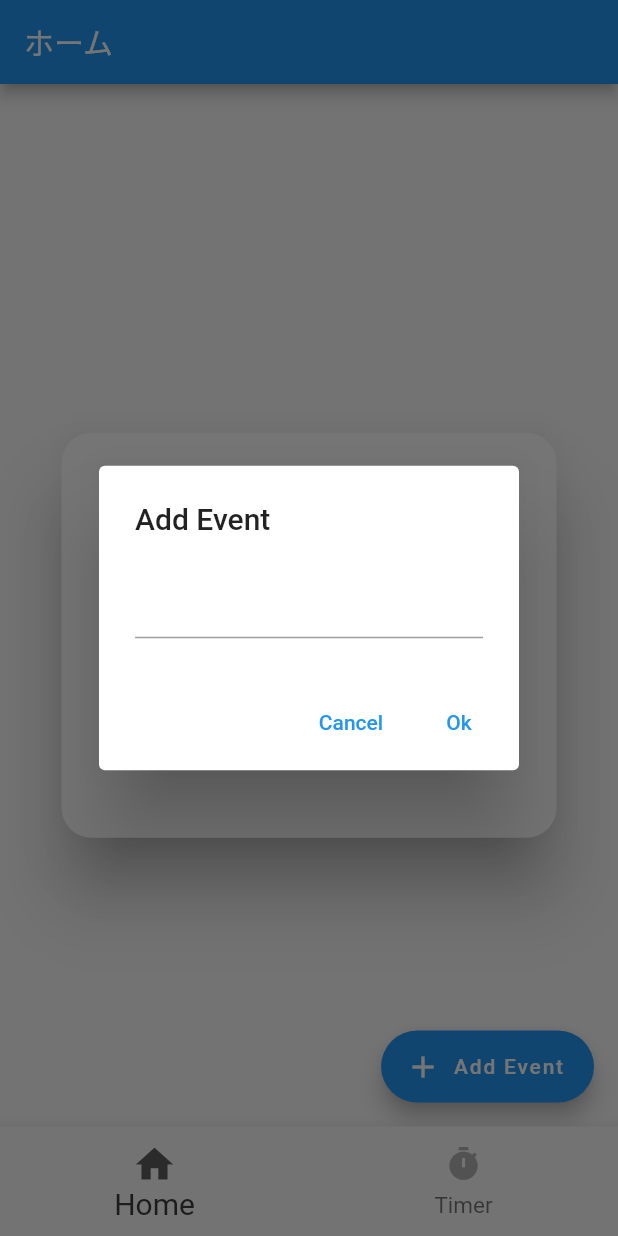
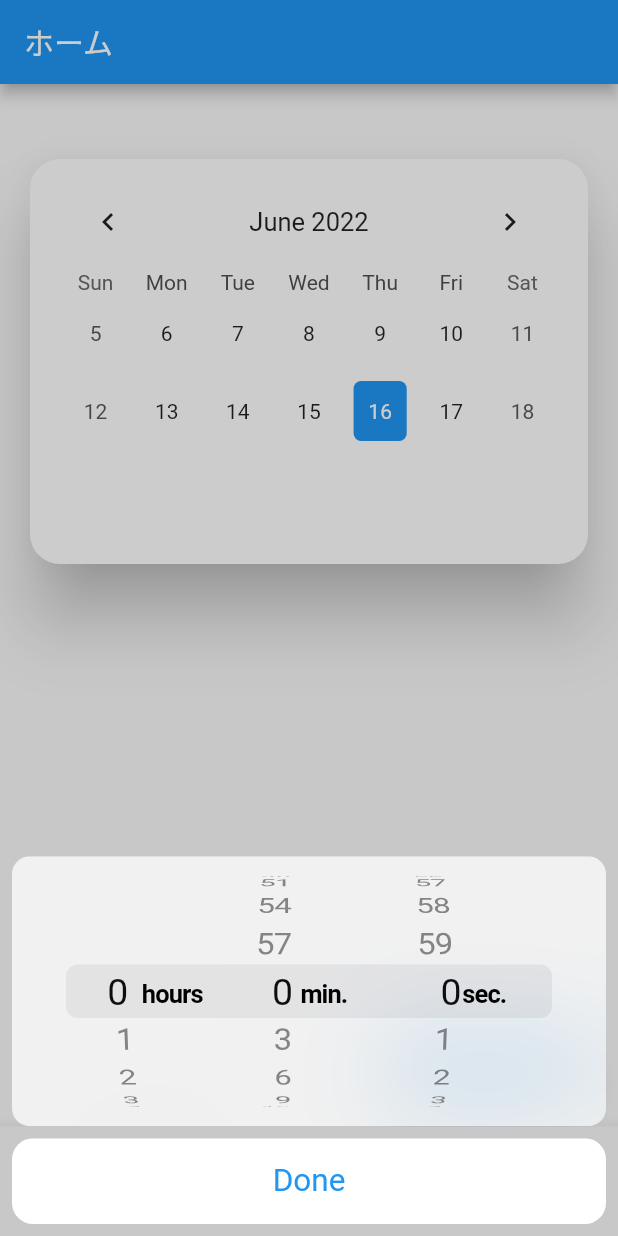
Before and after one commit to Mimimi-d/my-first-app, a Flutter app: the screen it shows after launch, after a tap on "Add Event", on a phone screen of 412 x 824 dp. Run offline on Flutter 3.47's test engine with Material 2 defaults, Android fonts, the phone set to English and light mode, and no system bars; drawn by our look-alikes of table_calendar; our stand-ins replace cloud_firestore, firebase_auth, firebase_core, flutter_riverpod; missing offline and left inert: flutter_ringtone_player; accounts and stored records are empty.

Commit message:
create CupertinoTimerPicker pop

```diff
--- a/lib/ui/calendar/calendar_card.dart
+++ b/lib/ui/calendar/calendar_card.dart
@@ -1,9 +1,12 @@
 import 'dart:collection';
 
+import 'package:flutter/cupertino.dart';
 import 'package:flutter/material.dart';
+import 'package:my_first_app/ui/calendar/show_time_picker.dart';
 import 'package:table_calendar/table_calendar.dart';
 import 'package:intl/date_symbol_data_local.dart';
 
+import '../utils.dart';
 import 'event.dart';
 
 import 'package:flutter/material.dart';
@@ -19,9 +22,7 @@ class _CalendarState extends State<Calendar> {
   CalendarFormat format = CalendarFormat.twoWeeks;
   DateTime selectedDay = DateTime.now();
   DateTime focusedDay = DateTime.now();
-
-  TextEditingController _eventController = TextEditingController();
-
+  Duration duration = const Duration(hours: 0, minutes: 0);
   @override
   void initState() {
     selectedEvents = {};
@@ -34,19 +35,26 @@ class _CalendarState extends State<Calendar> {
 
   @override
   void dispose() {
-    _eventController.dispose();
+    // _eventController.dispose();
     super.dispose();
+  }
+
+  String formatDuration(Duration duration) {
+    String twoDigits(int n) => n.toString().padLeft(2, '0');
+    final hours = twoDigits(duration.inHours);
+    final minutes = twoDigits(duration.inMinutes.remainder(60));
+    final seconds = twoDigits(duration.inSeconds.remainder(60));
+
+    return '$hours:$minutes:$seconds';
   }
 
   @override
   Widget build(BuildContext context) {
     return Scaffold(
-      body: Center(
-        child: SizedBox(
-          height: 310,
-          width: 350,
+      body: SizedBox(
+        height: 320,
         child: Card(
-            margin: const EdgeInsets.only(top: 40, left: 10, right: 10),
+          margin: const EdgeInsets.only(top: 50, left: 20, right: 20),
           elevation: 20.0,
           shape: RoundedRectangleBorder(
             borderRadius: BorderRadius.circular(20),
@@ -70,7 +78,7 @@ class _CalendarState extends State<Calendar> {
                       selectedDay = selectDay;
                       focusedDay = focusDay;
                     });
-                      print(focusedDay);
+                    // print(focusedDay);
                   },
                   selectedDayPredicate: (DateTime date) {
                     return isSameDay(selectedDay, date);
@@ -119,50 +127,77 @@ class _CalendarState extends State<Calendar> {
           ),
         ),
       ),
-      ),
       floatingActionButton: FloatingActionButton.extended(
-        onPressed: () => showDialog(
-          context: context,
-          builder: (context) => AlertDialog(
-            title: Text("Add Event"),
-            content: TextFormField(
-              controller: _eventController,
-            ),
-            actions: [
-              TextButton(
-                child: Text("Cancel"),
-                onPressed: () => Navigator.pop(context),
-              ),
-              TextButton(
-                child: Text("Ok"),
         onPressed: () {
-                  if (_eventController.text.isEmpty) {
-                  } else {
-                    if (selectedEvents[selectedDay] != null) {
-                      selectedEvents[selectedDay]?.add(
-                        Event(title: _eventController.text),
+          Utils.showSheet(
+            context,
+            child: buildTimePicker(),
+            onClicked: () {
+              selectedEvents[selectedDay] = [Event(recordTime: duration)];
+
+              Navigator.pop(context);
+            },
           );
-                    } else {
-                      selectedEvents[selectedDay] = [
-                        Event(title: _eventController.text)
-                      ];
-                    }
-                  }
-                  Navigator.pop(context);
-                  _eventController.clear();
-                  setState(() {});
-                  return;
         },
-              ),
-            ],
-          ),
-        ),
         label: Text("Add Event"),
         icon: Icon(Icons.add),
       ),
+      // floatingActionButton: FloatingActionButton.extended(
+      //   onPressed: () => showDialog(
+      //     context: context,
+      //     builder: (context) => AlertDialog(
+      //       title: Text("Add Event"),
+      //       content: TextFormField(
+      //         controller: _eventController,
+      //       ),
+      //       actions: [
+      //         TextButton(
+      //           child: Text("Cancel"),
+      //           onPressed: () => Navigator.pop(context),
+      //         ),
+      //         TextButton(
+      //           child: Text("Ok"),
+      //           onPressed: () {
+      //             if (_eventController.text.isEmpty) {
+      //             } else {
+      //               if (selectedEvents[selectedDay] != null) {
+      //                 selectedEvents[selectedDay]?.add(
+      //                   Event(title: _eventController.text),
+      //                 );
+      //               } else {
+      //                 selectedEvents[selectedDay] = [
+      //                   Event(title: _eventController.text)
+      //                 ];
+      //               }
+      //             }
+      //             Navigator.pop(context);
+      //             _eventController.clear();
+      //             setState(() {});
+      //             return;
+      //           },
+      //         ),
+      //       ],
+      //     ),
+      //   ),
+      //   label: Text("Add Event"),
+      //   icon: Icon(Icons.add),
+      // ),
     );
   }
+
+  Widget buildTimePicker() => SizedBox(
+        height: 180,
+        child: CupertinoTimerPicker(
+          initialTimerDuration: duration,
+          mode: CupertinoTimerPickerMode.hms,
+          minuteInterval: 3,
+          secondInterval: 1,
+          onTimerDurationChanged: (duration) =>
+              setState(() => this.duration = duration),
+        ),
+      );
 }
+
 
 //     return Center(
 //       child: SizedBox(
--- a/lib/ui/calendar/calendar_card_copy.dart
+++ /dev/null
@@ -1,113 +0,0 @@
-import 'dart:collection';
-
-import 'package:flutter/material.dart';
-import 'package:table_calendar/table_calendar.dart';
-
-class CalendarScreen extends StatefulWidget {
-  @override
-  _CalendarScreenState createState() => _CalendarScreenState();
-}
-
-class _CalendarScreenState extends State<CalendarScreen> {
-  CalendarFormat _calendarFormat = CalendarFormat.month;
-  DateTime _focusedDay = DateTime.now();
-  DateTime? _selectedDay;
-  Map<DateTime, List> _eventsList = {};
-  int getHashCode(DateTime key) {
-    return key.day * 1000000 + key.month * 10000 + key.year;
-  }
-
-  @override
-  void initState() {
-    super.initState();
-    _selectedDay = _focusedDay;
-    _eventsList = {
-      DateTime.now().subtract(Duration(days: 2)): ['Event A6', 'Event B6'],
-      DateTime.now(): ['Event A7', 'Event B7', 'Event C7', 'Event D7'],
-      DateTime.now().add(Duration(days: 1)): [
-        'Event A8',
-        'Event B8',
-        'Event C8',
-        'Event D8'
-      ],
-      DateTime.now().add(Duration(days: 3)):
-          Set.from(['Event A9', 'Event A9', 'Event B9']).toList(),
-      DateTime.now().add(Duration(days: 7)): [
-        'Event A10',
-        'Event B10',
-        'Event C10'
-      ],
-      DateTime.now().add(Duration(days: 11)): ['Event A11', 'Event B11'],
-      DateTime.now().add(Duration(days: 17)): [
-        'Event A12',
-        'Event B12',
-        'Event C12',
-        'Event D12'
-      ],
-      DateTime.now().add(Duration(days: 22)): ['Event A13', 'Event B13'],
-      DateTime.now().add(Duration(days: 26)): [
-        'Event A14',
-        'Event B14',
-        'Event C14'
-      ],
-    };
-  }
-
-  @override
-  Widget build(BuildContext context) {
-    final _events = LinkedHashMap<DateTime, List>(
-      equals: isSameDay,
-      hashCode: getHashCode,
-    )..addAll(_eventsList);
-
-    List _getEventForDay(DateTime day) {
-      return _events[day] ?? [];
-    }
-
-    return Scaffold(
-      appBar: AppBar(
-        title: const Text('calendar sample'),
-      ),
-      body: Column(
-        children: [
-          TableCalendar(
-            locale: 'ja_JP',
-            firstDay: DateTime.utc(2020, 1, 1),
-            lastDay: DateTime.utc(2030, 12, 31),
-            focusedDay: _focusedDay,
-            eventLoader: _getEventForDay,
-            calendarFormat: _calendarFormat,
-            onFormatChanged: (format) {
-              if (_calendarFormat != format) {
-                setState(() {
-                  _calendarFormat = format;
-                });
-              }
-            },
-            selectedDayPredicate: (day) {
-              return isSameDay(_selectedDay, day);
-            },
-            onDaySelected: (selectedDay, focusedDay) {
-              if (!isSameDay(_selectedDay, selectedDay)) {
-                setState(() {
-                  _selectedDay = selectedDay;
-                  _focusedDay = focusedDay;
-                });
-                _getEventForDay(selectedDay);
-              }
-            },
-            onPageChanged: (focusedDay) {},
-          ),
-          ListView(
-            shrinkWrap: true,
-            children: _getEventForDay(_selectedDay!)
-                .map((event) => ListTile(
-                      title: Text(event.toString()),
-                    ))
-                .toList(),
-          )
-        ],
-      ),
-    );
-  }
-}
--- a/lib/ui/calendar/event.dart
+++ b/lib/ui/calendar/event.dart
@@ -1,8 +1,6 @@
 import 'package:flutter/foundation.dart';
 
 class Event {
-  final String title;
-  Event({required this.title});
-
-  String toString() => this.title;
+  final Duration recordTime;
+  Event({required this.recordTime});
 }
--- a/lib/ui/home/home_page.dart
+++ b/lib/ui/home/home_page.dart
@@ -4,8 +4,6 @@ import 'package:flutter/material.dart';
 import 'package:flutter_riverpod/flutter_riverpod.dart';
 import 'package:my_first_app/ui/calendar/calendar_card.dart';
 import 'package:my_first_app/ui/timer/timer_page.dart';
-
-import '../calendar/calendar_card_copy.dart';
 import '../login/login_page.dart';
 import 'package:intl/intl.dart';
 import 'package:intl/date_symbol_data_local.dart';
--- /dev/null
+++ b/lib/ui/utils.dart
@@ -0,0 +1,51 @@
+import 'package:flutter/cupertino.dart';
+import 'package:flutter/material.dart';
+
+class Utils {
+  static List<Widget> modelBuilder<M>(
+          List<M> models, Widget Function(int index, M model) builder) =>
+      models
+          .asMap()
+          .map<int, Widget>(
+              (index, model) => MapEntry(index, builder(index, model)))
+          .values
+          .toList();
+
+  /// Alternativaly: You can display an Android Styled Bottom Sheet instead of an iOS styled bottom Sheet
+  // static void showSheet(
+  //   BuildContext context, {
+  //   required Widget child,
+  // }) =>
+  //     showModalBottomSheet(
+  //       context: context,
+  //       builder: (context) => child,
+  //     );
+
+  static void showSheet(
+    BuildContext context, {
+    required Widget child,
+    required VoidCallback onClicked,
+  }) =>
+      showCupertinoModalPopup(
+        context: context,
+        builder: (context) => CupertinoActionSheet(
+          actions: [
+            child,
+          ],
+          cancelButton: CupertinoActionSheetAction(
+            child: Text('Done'),
+            onPressed: onClicked,
+          ),
+        ),
+      );
+
+  static void showSnackBar(BuildContext context, String text) {
+    final snackBar = SnackBar(
+      content: Text(text, style: TextStyle(fontSize: 24)),
+    );
+
+    ScaffoldMessenger.of(context)
+      ..removeCurrentSnackBar()
+      ..showSnackBar(snackBar);
+  }
+}
```
Also changed, not shown: lib/ui/calendar/add_record.dart (deleted, +0 -9 lines), lib/ui/calendar/show_time_picker.dart (added, +15 -0 lines), lib/ui/timer/timer_page.dart (+13 -13 lines), lib/viewmodel/rocord_view_model.dart (added, +10 -0 lines), lib/ui/home/home_view_model.dart (deleted). Lines whose indentation alone changed are shown as unchanged.
